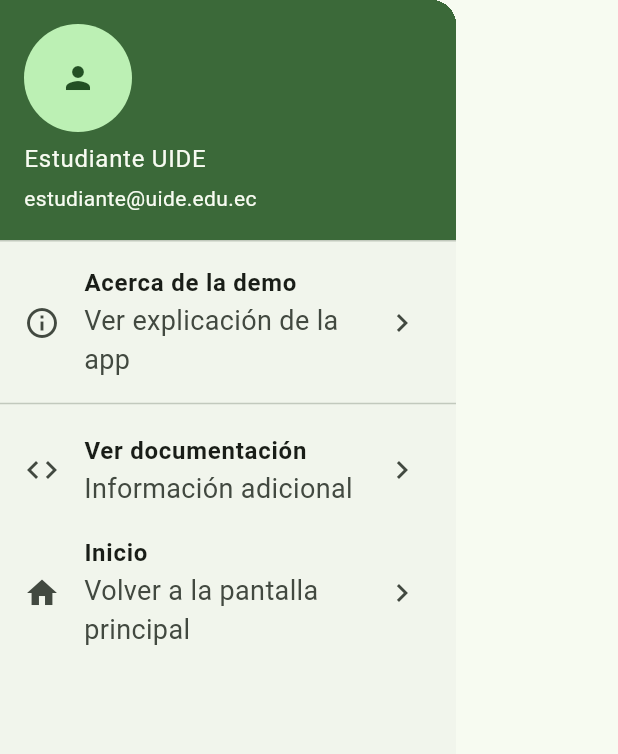
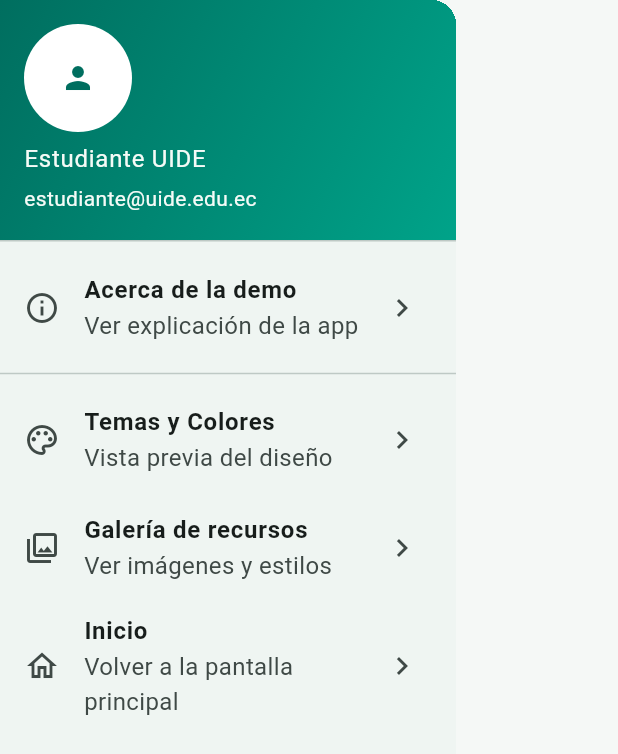
Before and after one commit to richardmijo/semana3_2526, a Flutter app: the MainDrawer widget shown alone on an empty page, opened directly, on a phone screen of 412 x 824 dp. Shown: the top 754 px of the screen. Run offline on Flutter 3.47's test engine with Material 3 defaults, Android fonts, the phone set to English and light mode, and no system bars.

Commit message:
feat: refactor del Drawer y documentación técnica

```diff
--- a/lib/features/ui_demo/presentation/widgets/main_drawer.dart
+++ b/lib/features/ui_demo/presentation/widgets/main_drawer.dart
@@ -1,5 +1,7 @@
 import 'package:flutter/material.dart';
 import '../../../../widgets/drawer_item.dart';
+import '../pages/resources_page.dart';
+import '../pages/theme_preview_page.dart'; // <-- nuevo import
 
 class MainDrawer extends StatelessWidget {
   const MainDrawer({super.key});
@@ -10,11 +12,22 @@
       child: Column(
         children: [
           const UserAccountsDrawerHeader(
+            decoration: BoxDecoration(
+              gradient: LinearGradient(
+                colors: [Color(0xFF006E5F), Color(0xFF00A389)],
+                begin: Alignment.topLeft,
+                end: Alignment.bottomRight,
+              ),
+            ),
             accountName: Text('Estudiante UIDE'),
             accountEmail: Text('estudiante@uide.edu.ec'),
-            currentAccountPicture: CircleAvatar(child: Icon(Icons.person)),
+            currentAccountPicture: CircleAvatar(
+              backgroundColor: Colors.white,
+              child: Icon(Icons.person, color: Color(0xFF006E5F)),
+            ),
           ),
 
+          // 1) Acerca de la demo
           DrawerItem(
             icon: Icons.info_outline,
             title: 'Acerca de la demo',
@@ -36,23 +49,35 @@
 
           const Divider(),
 
-          //
+          // 2) Temas y Colores (reemplaza "Ver documentación")
           DrawerItem(
-            icon: Icons.code,
-            title: 'Ver documentación',
-            subtitle: 'Información adicional',
+            icon: Icons.palette_outlined,
+            title: 'Temas y Colores',
+            subtitle: 'Vista previa del diseño',
             onTap: () {
-              ScaffoldMessenger.of(context).showSnackBar(
-                const SnackBar(
-                  content: Text('Aquí podrías abrir una pantalla de ayuda.'),
-                ),
+              Navigator.push(
+                context,
+                MaterialPageRoute(builder: (_) => const ThemePreviewPage()),
               );
             },
           ),
 
-          //
+          // 3) Galería de recursos
           DrawerItem(
-            icon: Icons.home,
+            icon: Icons.photo_library_outlined,
+            title: 'Galería de recursos',
+            subtitle: 'Ver imágenes y estilos',
+            onTap: () {
+              Navigator.push(
+                context,
+                MaterialPageRoute(builder: (_) => const ResourcesPage()),
+              );
+            },
+          ),
+
+          // 4) Inicio
+          DrawerItem(
+            icon: Icons.home_outlined,
             title: 'Inicio',
             subtitle: 'Volver a la pantalla principal',
             onTap: () {
```
Also changed, not shown: lib/features/ui_demo/presentation/pages/theme_preview_page.dart (added, +73 -0 lines), lib/main.dart (+24 -3 lines), lib/widgets/drawer_item.dart (+5 -2 lines).
